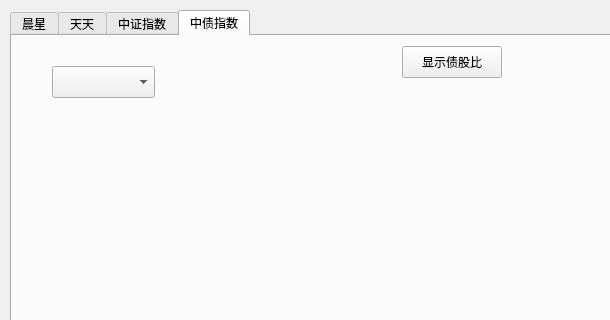
forevermemory/fund, file mainwindow/mainwindow.ui: the form before one commit; both pictures show x 0 to 610 and y 0 to 320 of the 1000 by 669 pixel window.
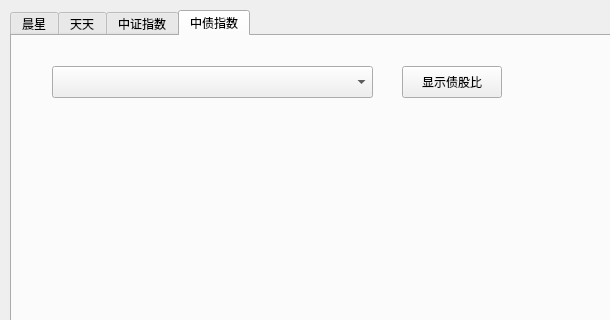
The form after the commit.

Patch:
```diff
--- a/mainwindow/mainwindow.ui
+++ b/mainwindow/mainwindow.ui
@@ -121,7 +121,7 @@
       <property name="geometry">
        <rect>
         <x>390</x>
-        <y>10</y>
+        <y>30</y>
         <width>100</width>
         <height>32</height>
        </rect>
@@ -135,7 +135,7 @@
        <rect>
         <x>40</x>
         <y>30</y>
-        <width>103</width>
+        <width>321</width>
         <height>32</height>
        </rect>
       </property>
```
Left out of the diff: 4 changed lines with no effect on the pictures.
